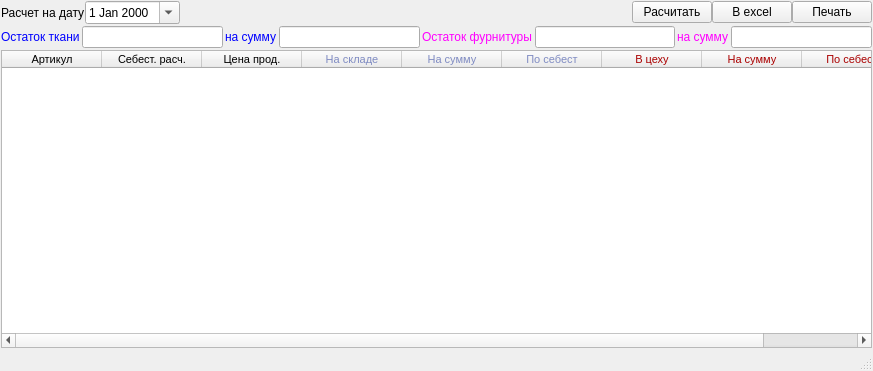
Above: ui/report_warehouse_balance_date.ui from Meller008/CRM-Avi before the change. Below: the same form after it.
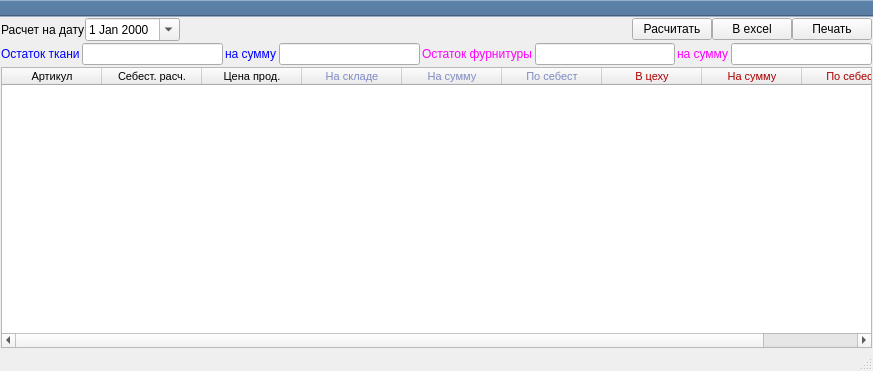
That is the form after the change.

```diff
--- a/ui/report_warehouse_balance_date.ui
+++ b/ui/report_warehouse_balance_date.ui
@@ -271,6 +271,23 @@
    </layout>
   </widget>
   <widget class="QStatusBar" name="statusBar"/>
+  <widget class="QToolBar" name="toolBar">
+   <property name="windowTitle">
+    <string>toolBar</string>
+   </property>
+   <property name="styleSheet">
+    <string notr="true">background-color: rgb(89, 125, 163);</string>
+   </property>
+   <property name="movable">
+    <bool>false</bool>
+   </property>
+   <attribute name="toolBarArea">
+    <enum>TopToolBarArea</enum>
+   </attribute>
+   <attribute name="toolBarBreak">
+    <bool>false</bool>
+   </attribute>
+  </widget>
  </widget>
  <resources/>
  <connections>
```
